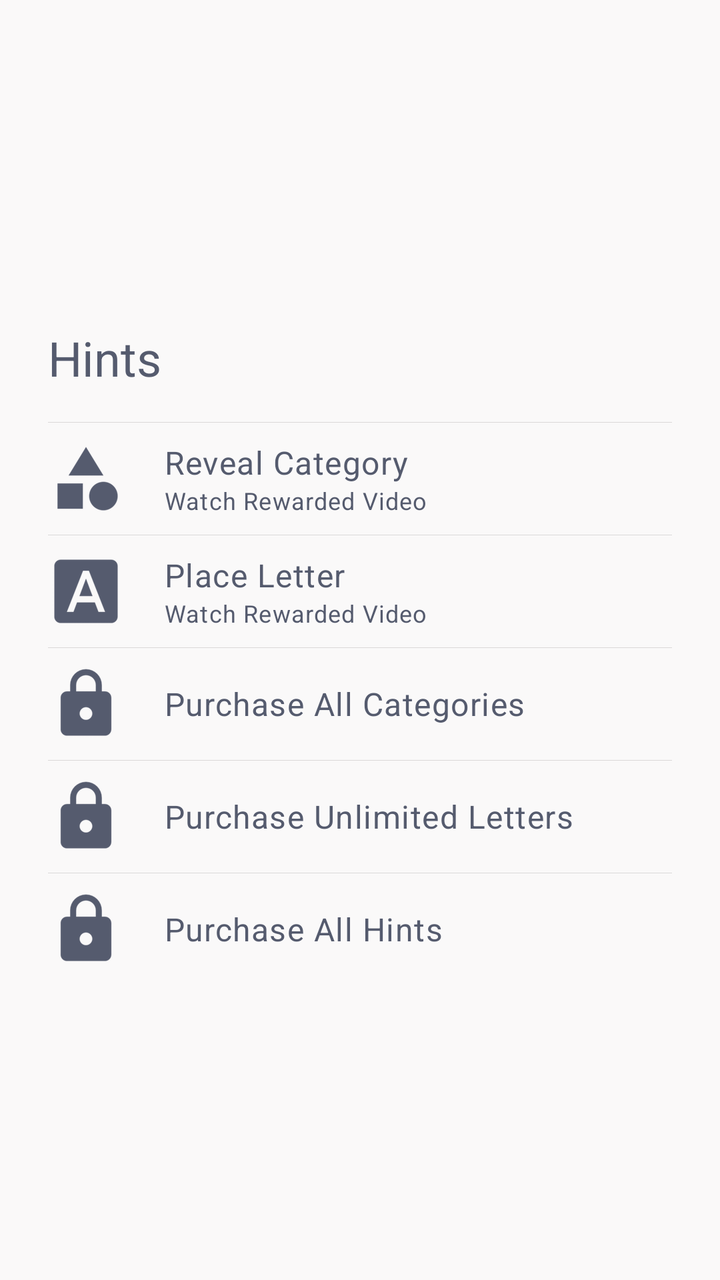
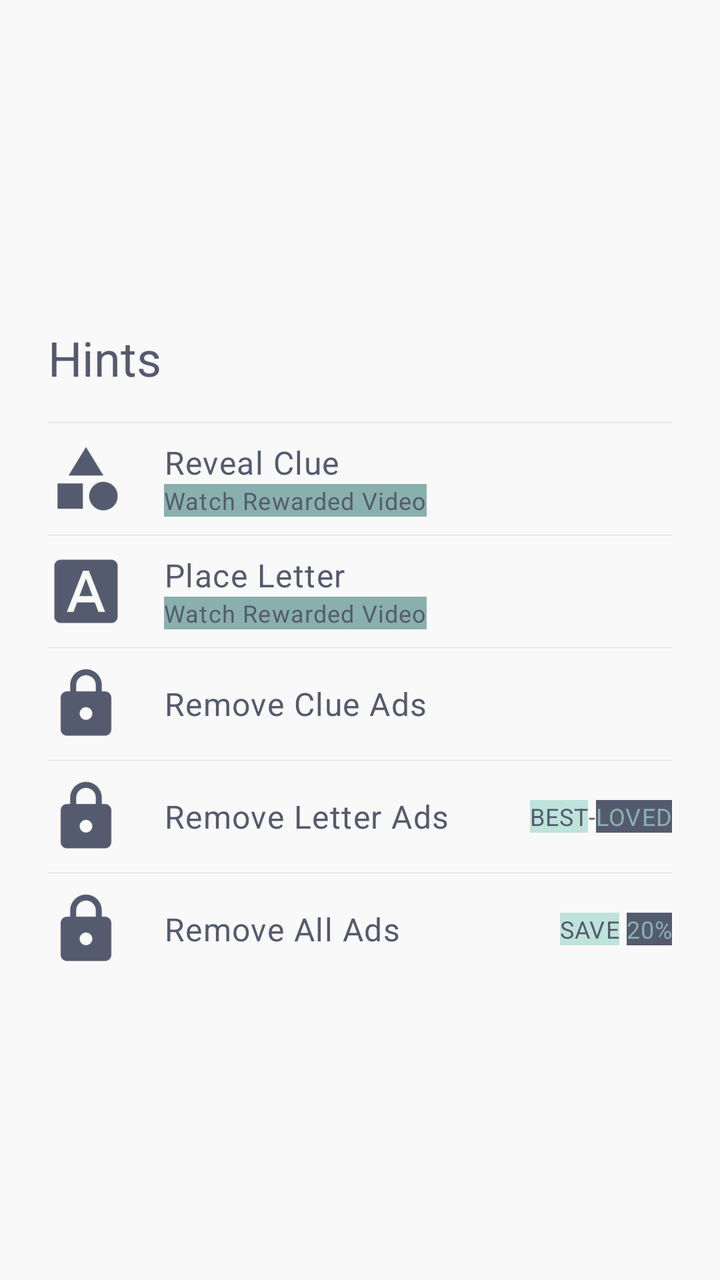

Screens rendered from an Android XML layout before and after an edit, with the pre-edit source and the edit as a unified diff.
<!-- AndroidManifest.xml: application theme Theme.OC -->
<!-- res/layout/hints_fragment.xml -->
<?xml version="1.0" encoding="utf-8"?>
<androidx.appcompat.widget.LinearLayoutCompat xmlns:android="http://schemas.android.com/apk/res/android"
    xmlns:app="http://schemas.android.com/apk/res-auto"
    xmlns:tools="http://schemas.android.com/tools"
    android:layout_width="match_parent"
    android:layout_height="wrap_content"
    android:gravity="center"
    android:orientation="vertical"
    android:paddingVertical="@dimen/default_large_margin"
    app:divider="@drawable/divider"
    app:dividerPadding="@dimen/simple_dialog_left_margin"
    app:showDividers="middle">

    <androidx.appcompat.widget.LinearLayoutCompat
        android:id="@+id/hints_dialog_title"
        android:layout_width="match_parent"
        android:layout_height="@dimen/simple_dialog_header_height"
        android:orientation="horizontal">

        <androidx.appcompat.widget.AppCompatTextView
            android:layout_width="wrap_content"
            android:layout_height="wrap_content"
            android:layout_gravity="center_vertical"
            android:layout_marginStart="@dimen/simple_dialog_left_margin"
            android:text="@string/hints"
            android:textAppearance="@style/TextAppearance.OC.Headline5" />
    </androidx.appcompat.widget.LinearLayoutCompat>

    <androidx.appcompat.widget.LinearLayoutCompat
        android:id="@+id/category_reveal_button"
        android:layout_width="match_parent"
        android:layout_height="@dimen/simple_dialog_item_height"
        android:background="?android:attr/selectableItemBackground"
        android:clickable="true"
        android:focusable="true"
        android:orientation="horizontal">

        <androidx.appcompat.widget.AppCompatImageView
            android:layout_width="wrap_content"
            android:layout_height="wrap_content"
            android:layout_gravity="center_vertical"
            android:layout_marginStart="@dimen/simple_dialog_left_margin"
            android:layout_marginEnd="@dimen/simple_dialog_divider_margin"
            android:contentDescription="@string/rewarded_reveal_category"
            android:src="@drawable/category_icon"
            app:tint="@color/colorOnPrimary"
            tools:ignore="RtlSymmetry" />

        <ViewFlipper
            android:id="@+id/reveal_category_flipper"
            android:layout_width="match_parent"
            android:layout_height="match_parent"
            android:inAnimation="@android:anim/slide_in_left"
            android:outAnimation="@android:anim/slide_out_right">
            <include
                android:id="@+id/reveal_category_hidden"
                layout="@layout/hint_available"
                android:layout_width="match_parent"
                android:layout_height="match_parent" />
            <include
                android:id="@+id/reveal_category_shown"
                layout="@layout/hint_revealed"
                android:layout_width="match_parent"
                android:layout_height="match_parent" />
        </ViewFlipper>

    </androidx.appcompat.widget.LinearLayoutCompat>

    <androidx.appcompat.widget.LinearLayoutCompat
        android:id="@+id/letter_place_button"
        android:layout_width="match_parent"
        android:layout_height="@dimen/simple_dialog_item_height"
        android:background="?android:attr/selectableItemBackground"
        android:clickable="true"
        android:focusable="true"
        android:orientation="horizontal">

        <androidx.appcompat.widget.AppCompatImageView
            android:layout_width="wrap_content"
            android:layout_height="wrap_content"
            android:layout_gravity="center_vertical"
            android:layout_marginStart="@dimen/simple_dialog_left_margin"
            android:layout_marginEnd="@dimen/simple_dialog_divider_margin"
            android:contentDescription="@string/rewarded_place_letter"
            android:src="@drawable/letter_icon"
            app:tint="@color/colorOnPrimary"
            tools:ignore="RtlSymmetry" />

        <androidx.appcompat.widget.LinearLayoutCompat
            android:layout_width="match_parent"
            android:layout_height="match_parent"
            android:gravity="center_vertical"
            android:orientation="vertical">

            <androidx.appcompat.widget.AppCompatTextView
                android:layout_width="wrap_content"
                android:layout_height="wrap_content"
                android:layout_gravity="center_vertical"
                android:text="@string/rewarded_place_letter"
                android:textAppearance="@style/TextAppearance.OC.Body1" />

            <androidx.appcompat.widget.AppCompatTextView
                android:layout_width="wrap_content"
                android:layout_height="wrap_content"
                android:layout_gravity="center_vertical"
                android:text="@string/watch_rewarded_video"
                android:textAppearance="@style/TextAppearance.OC.Caption" />
        </androidx.appcompat.widget.LinearLayoutCompat>
    </androidx.appcompat.widget.LinearLayoutCompat>

    <androidx.appcompat.widget.LinearLayoutCompat
        android:id="@+id/all_categories_button"
        android:layout_width="match_parent"
        android:layout_height="@dimen/simple_dialog_item_height"
        android:background="?android:attr/selectableItemBackground"
        android:clickable="true"
        android:focusable="true"
        android:orientation="horizontal">

        <androidx.appcompat.widget.AppCompatImageView
            android:layout_width="wrap_content"
            android:layout_height="wrap_content"
            android:layout_gravity="center_vertical"
            android:layout_marginStart="@dimen/simple_dialog_left_margin"
            android:layout_marginEnd="@dimen/simple_dialog_divider_margin"
            android:contentDescription="@string/iap_unlock_categories"
            android:src="@drawable/lock_icon"
            app:tint="@color/colorOnPrimary"
            tools:ignore="RtlSymmetry" />

        <androidx.appcompat.widget.LinearLayoutCompat
            android:layout_width="match_parent"
            android:layout_height="match_parent"
            android:gravity="center_vertical"
            android:orientation="vertical">

            <androidx.appcompat.widget.AppCompatTextView
                android:layout_width="wrap_content"
                android:layout_height="wrap_content"
                android:layout_gravity="center_vertical"
                android:text="@string/iap_unlock_categories"
                android:textAppearance="@style/TextAppearance.OC.Body1" />
        </androidx.appcompat.widget.LinearLayoutCompat>
    </androidx.appcompat.widget.LinearLayoutCompat>

    <androidx.appcompat.widget.LinearLayoutCompat
        android:id="@+id/all_letters_button"
        android:layout_width="match_parent"
        android:layout_height="@dimen/simple_dialog_item_height"
        android:background="?android:attr/selectableItemBackground"
        android:clickable="true"
        android:focusable="true"
        android:orientation="horizontal">

        <androidx.appcompat.widget.AppCompatImageView
            android:layout_width="wrap_content"
            android:layout_height="wrap_content"
            android:layout_gravity="center_vertical"
            android:layout_marginStart="@dimen/simple_dialog_left_margin"
            android:layout_marginEnd="@dimen/simple_dialog_divider_margin"
            android:contentDescription="@string/iap_unlock_letters"
            android:src="@drawable/lock_icon"
            app:tint="@color/colorOnPrimary"
            tools:ignore="RtlSymmetry" />

        <androidx.appcompat.widget.LinearLayoutCompat
            android:layout_width="match_parent"
            android:layout_height="match_parent"
            android:gravity="center_vertical"
            android:orientation="vertical">

            <androidx.appcompat.widget.AppCompatTextView
                android:layout_width="wrap_content"
                android:layout_height="wrap_content"
                android:layout_gravity="center_vertical"
                android:text="@string/iap_unlock_letters"
                android:textAppearance="@style/TextAppearance.OC.Body1" />
        </androidx.appcompat.widget.LinearLayoutCompat>
    </androidx.appcompat.widget.LinearLayoutCompat>

    <androidx.appcompat.widget.LinearLayoutCompat
        android:id="@+id/unlock_all_hints_button"
        android:layout_width="match_parent"
        android:layout_height="@dimen/simple_dialog_item_height"
        android:background="?android:attr/selectableItemBackground"
        android:clickable="true"
        android:focusable="true"
        android:orientation="horizontal">

        <androidx.appcompat.widget.AppCompatImageView
            android:layout_width="wrap_content"
            android:layout_height="wrap_content"
            android:layout_gravity="center_vertical"
            android:layout_marginStart="@dimen/simple_dialog_left_margin"
            android:layout_marginEnd="@dimen/simple_dialog_divider_margin"
            android:contentDescription="@string/iap_unlock_hints"
            android:src="@drawable/lock_icon"
            app:tint="@color/colorOnPrimary"
            tools:ignore="RtlSymmetry" />

        <androidx.appcompat.widget.LinearLayoutCompat
            android:layout_width="match_parent"
            android:layout_height="match_parent"
            android:gravity="center_vertical"
            android:orientation="vertical">

            <androidx.appcompat.widget.AppCompatTextView
                android:layout_width="wrap_content"
                android:layout_height="wrap_content"
                android:layout_gravity="center_vertical"
                android:text="@string/iap_unlock_hints"
                android:textAppearance="@style/TextAppearance.OC.Body1" />

        </androidx.appcompat.widget.LinearLayoutCompat>
    </androidx.appcompat.widget.LinearLayoutCompat>

</androidx.appcompat.widget.LinearLayoutCompat>
<!-- res/layout/hint_available.xml (included above) -->
<?xml version="1.0" encoding="utf-8"?>
<androidx.appcompat.widget.LinearLayoutCompat xmlns:android="http://schemas.android.com/apk/res/android"
    android:layout_width="match_parent"
    android:layout_height="match_parent"
    android:gravity="center_vertical"
    android:orientation="vertical">

    <androidx.appcompat.widget.AppCompatTextView
        android:layout_width="wrap_content"
        android:layout_height="wrap_content"
        android:layout_gravity="center_vertical"
        android:text="@string/rewarded_reveal_category"
        android:textAppearance="@style/TextAppearance.OC.Body1" />

    <androidx.appcompat.widget.AppCompatTextView
        android:layout_width="wrap_content"
        android:layout_height="wrap_content"
        android:layout_gravity="center_vertical"
        android:text="@string/watch_rewarded_video"
        android:textAppearance="@style/TextAppearance.OC.Caption" />
</androidx.appcompat.widget.LinearLayoutCompat>
<!-- res/layout/hint_revealed.xml (included above) -->
<?xml version="1.0" encoding="utf-8"?>
<androidx.appcompat.widget.LinearLayoutCompat xmlns:android="http://schemas.android.com/apk/res/android"
    android:layout_width="match_parent"
    android:layout_height="match_parent"
    android:gravity="center_vertical"
    android:orientation="vertical">

    <androidx.appcompat.widget.AppCompatTextView
        android:id="@+id/hint_revealed_textview"
        android:layout_width="match_parent"
        android:layout_height="wrap_content"
        android:layout_gravity="center_vertical"
        android:text="@string/rewarded_reveal_category"
        android:textColor="@color/letterRewardedColor"
        android:textAppearance="@style/TextAppearance.OC.Body1" />

</androidx.appcompat.widget.LinearLayoutCompat>
<!-- resources referenced by this layout -->
<resources>
  <color name="colorOnPrimary">#555b6e</color>
  <color name="letterRewardedColor">#FFC107</color>
  <dimen name="default_large_margin">16dp</dimen>
  <dimen name="simple_dialog_divider_margin">20dp</dimen>
  <dimen name="simple_dialog_header_height">64dp</dimen>
  <dimen name="simple_dialog_item_height">56dp</dimen>
  <dimen name="simple_dialog_left_margin">24dp</dimen>
  <!-- drawable divider (drawable) -->
  <?xml version="1.0" encoding="utf-8"?>
  <shape xmlns:android="http://schemas.android.com/apk/res/android" >
      <size android:height=".1dp"/>
      <solid android:color="@color/itemDividerColor"/>
  </shape>
  <string name="hints">Hints</string>
  <string name="iap_unlock_categories">Purchase All Categories</string>
  <string name="iap_unlock_hints">Purchase All Hints</string>
  <string name="iap_unlock_letters">Purchase Unlimited Letters</string>
  <string name="rewarded_place_letter">Place Letter</string>
  <string name="rewarded_reveal_category">Reveal Category</string>
  <string name="watch_rewarded_video">Watch Rewarded Video</string>
  <style name="TextAppearance.OC.Body1" parent="TextAppearance.MaterialComponents.Body1">
          <item name="fontFamily">@font/yantramanav_medium</item>
          <item name="android:textColor">@color/colorOnPrimary</item>
      </style>
  <style name="TextAppearance.OC.Caption" parent="TextAppearance.MaterialComponents.Caption">
          <item name="fontFamily">@font/yantramanav_medium</item>
          <item name="android:textColor">@color/colorSecondaryVariant</item>
      </style>
  <style name="TextAppearance.OC.Headline5" parent="TextAppearance.MaterialComponents.Headline5">
          <item name="fontFamily">@font/yantramanav_bold</item>
          <item name="android:textColor">@color/colorOnPrimary</item>
      </style>
  <color name="itemDividerColor">#DAD8D8</color>
  <color name="colorSecondaryVariant">#555b6e</color>
  <color name="colorPrimary">#89b0ae</color>
  <color name="colorPrimaryVariant">#89b0ae</color>
  <color name="colorSecondary">#bee3db</color>
  <color name="colorOnSecondary">#89b0ae</color>
  <color name="colorBackground">#faf9f9</color>
  <color name="colorOnBackground">#89b0ae</color>
  <color name="colorSurface">#faf9f9</color>
  <color name="colorOnSurface">#89b0ae</color>
  <color name="colorError">#EE3502</color>
  <color name="colorOnError">#faf9f9</color>
  <color name="navigationBarColor">#80797D88</color>
  <style name="ThemeOverlay.App.MaterialAlertDialog" parent="ThemeOverlay.MaterialComponents.MaterialAlertDialog">
          <item name="colorPrimary">@color/colorOnPrimary</item>
          <item name="colorSecondary">@color/colorSecondary</item>
          <item name="colorSurface">@color/colorSurface</item>
          <item name="colorOnSurface">@color/colorOnPrimary</item>
          <item name="android:backgroundTint">@color/colorSurface</item>
          <item name="titleTextColor">@color/colorSurface</item>
      </style>
  <style name="HehBottomSheetDialogTheme" parent="@style/ThemeOverlay.MaterialComponents.BottomSheetDialog">
          <item name="bottomSheetStyle">@style/HehCustomBottomSheet</item>
      </style>
  <style name="HehCustomBottomSheet" parent="Widget.MaterialComponents.BottomSheet">
          <item name="shapeAppearanceOverlay">@style/CustomShapeAppearanceBottomSheetDialog</item>
      </style>
  <style name="CustomShapeAppearanceBottomSheetDialog">
          <item name="cornerFamily">rounded</item>
          <item name="cornerSizeTopRight">@dimen/default_large_margin</item>
          <item name="cornerSizeTopLeft">@dimen/default_large_margin</item>
          <item name="android:layout_margin">@dimen/default_large_margin</item>
          <item name="cornerSizeBottomRight">0dp</item>
          <item name="cornerSizeBottomLeft">0dp</item>
      </style>
  <!-- unchanged entries left out for length: 5 -->
</resources>

<!-- the commit's change to res/layout/hints_fragment.xml (unified diff, before → after) -->
@@ -41,7 +41,7 @@
             android:layout_gravity="center_vertical"
             android:layout_marginStart="@dimen/simple_dialog_left_margin"
             android:layout_marginEnd="@dimen/simple_dialog_divider_margin"
-            android:contentDescription="@string/rewarded_reveal_category"
+            android:contentDescription="@string/rewarded_reveal_clue"
             android:src="@drawable/category_icon"
             app:tint="@color/colorOnPrimary"
             tools:ignore="RtlSymmetry" />
@@ -52,11 +52,13 @@
             android:layout_height="match_parent"
             android:inAnimation="@android:anim/slide_in_left"
             android:outAnimation="@android:anim/slide_out_right">
+
             <include
                 android:id="@+id/reveal_category_hidden"
                 layout="@layout/hint_available"
                 android:layout_width="match_parent"
                 android:layout_height="match_parent" />
+
             <include
                 android:id="@+id/reveal_category_shown"
                 layout="@layout/hint_revealed"
@@ -104,6 +106,9 @@
                 android:layout_height="wrap_content"
                 android:layout_gravity="center_vertical"
                 android:text="@string/watch_rewarded_video"
+                android:paddingHorizontal="@dimen/_3sdp"
+                android:background="@color/colorPrimary"
+                android:textColor="@color/colorOnPrimary"
                 android:textAppearance="@style/TextAppearance.OC.Caption" />
         </androidx.appcompat.widget.LinearLayoutCompat>
     </androidx.appcompat.widget.LinearLayoutCompat>
@@ -123,7 +128,7 @@
             android:layout_gravity="center_vertical"
             android:layout_marginStart="@dimen/simple_dialog_left_margin"
             android:layout_marginEnd="@dimen/simple_dialog_divider_margin"
-            android:contentDescription="@string/iap_unlock_categories"
+            android:contentDescription="@string/iap_remove_clue_ads"
             android:src="@drawable/lock_icon"
             app:tint="@color/colorOnPrimary"
             tools:ignore="RtlSymmetry" />
@@ -138,7 +143,7 @@
                 android:layout_width="wrap_content"
                 android:layout_height="wrap_content"
                 android:layout_gravity="center_vertical"
-                android:text="@string/iap_unlock_categories"
+                android:text="@string/iap_remove_clue_ads"
                 android:textAppearance="@style/TextAppearance.OC.Body1" />
         </androidx.appcompat.widget.LinearLayoutCompat>
     </androidx.appcompat.widget.LinearLayoutCompat>
@@ -158,7 +163,7 @@
             android:layout_gravity="center_vertical"
             android:layout_marginStart="@dimen/simple_dialog_left_margin"
             android:layout_marginEnd="@dimen/simple_dialog_divider_margin"
-            android:contentDescription="@string/iap_unlock_letters"
+            android:contentDescription="@string/iap_remove_letter_ads"
             android:src="@drawable/lock_icon"
             app:tint="@color/colorOnPrimary"
             tools:ignore="RtlSymmetry" />
@@ -167,14 +172,51 @@
             android:layout_width="match_parent"
             android:layout_height="match_parent"
             android:gravity="center_vertical"
-            android:orientation="vertical">
-
-            <androidx.appcompat.widget.AppCompatTextView
-                android:layout_width="wrap_content"
-                android:layout_height="wrap_content"
-                android:layout_gravity="center_vertical"
-                android:text="@string/iap_unlock_letters"
+            android:orientation="horizontal"
+            android:weightSum="2">
+
+            <androidx.appcompat.widget.AppCompatTextView
+                android:layout_width="wrap_content"
+                android:layout_height="wrap_content"
+                android:layout_gravity="center_vertical"
+                android:layout_weight="1"
+                android:text="@string/iap_remove_letter_ads"
                 android:textAppearance="@style/TextAppearance.OC.Body1" />
+
+            <androidx.appcompat.widget.LinearLayoutCompat
+                android:layout_width="wrap_content"
+                android:layout_height="wrap_content"
+                android:layout_weight="1"
+                android:gravity="end"
+                android:layout_marginRight="@dimen/simple_dialog_left_margin"
+                android:orientation="horizontal">
+
+                <androidx.appcompat.widget.AppCompatTextView
+                    android:layout_width="wrap_content"
+                    android:layout_height="wrap_content"
+                    android:padding="@dimen/_3sdp"
+                    android:layout_gravity="center_vertical"
+                    android:background="@color/colorSecondary"
+                    android:textColor="@color/colorOnPrimary"
+                    android:text="BEST"
+                    android:textAppearance="@style/TextAppearance.OC.Caption" />
+                <androidx.appcompat.widget.AppCompatTextView
+                    android:layout_width="wrap_content"
+                    android:layout_height="wrap_content"
+                    android:layout_gravity="center_vertical"
+                    android:text="-"
+                    android:textAppearance="@style/TextAppearance.OC.Caption" />
+                <androidx.appcompat.widget.AppCompatTextView
+                    android:layout_width="wrap_content"
+                    android:layout_height="wrap_content"
+                    android:padding="@dimen/_3sdp"
+                    android:layout_gravity="center_vertical"
+                    android:background="@color/colorOnPrimary"
+                    android:textColor="@color/colorPrimary"
+                    android:text="LOVED"
+                    android:textAppearance="@style/TextAppearance.OC.Caption" />
+
+            </androidx.appcompat.widget.LinearLayoutCompat>
         </androidx.appcompat.widget.LinearLayoutCompat>
     </androidx.appcompat.widget.LinearLayoutCompat>
 
@@ -193,7 +235,7 @@
             android:layout_gravity="center_vertical"
             android:layout_marginStart="@dimen/simple_dialog_left_margin"
             android:layout_marginEnd="@dimen/simple_dialog_divider_margin"
-            android:contentDescription="@string/iap_unlock_hints"
+            android:contentDescription="@string/iap_remove_all_ads"
             android:src="@drawable/lock_icon"
             app:tint="@color/colorOnPrimary"
             tools:ignore="RtlSymmetry" />
@@ -202,15 +244,51 @@
             android:layout_width="match_parent"
             android:layout_height="match_parent"
             android:gravity="center_vertical"
-            android:orientation="vertical">
-
-            <androidx.appcompat.widget.AppCompatTextView
-                android:layout_width="wrap_content"
-                android:layout_height="wrap_content"
-                android:layout_gravity="center_vertical"
-                android:text="@string/iap_unlock_hints"
+            android:layout_marginRight="@dimen/simple_dialog_left_margin"
+            android:orientation="horizontal"
+            android:weightSum="2">
+
+            <androidx.appcompat.widget.AppCompatTextView
+                android:layout_width="wrap_content"
+                android:layout_height="wrap_content"
+                android:layout_gravity="center_vertical"
+                android:layout_weight="1"
+                android:text="@string/iap_remove_all_ads"
                 android:textAppearance="@style/TextAppearance.OC.Body1" />
 
+            <androidx.appcompat.widget.LinearLayoutCompat
+                android:layout_width="wrap_content"
+                android:layout_height="wrap_content"
+                android:layout_weight="1"
+                android:gravity="end"
+                android:orientation="horizontal">
+
+                <androidx.appcompat.widget.AppCompatTextView
+                    android:layout_width="wrap_content"
+                    android:layout_height="wrap_content"
+                    android:padding="@dimen/_3sdp"
+                    android:layout_gravity="center_vertical"
+                    android:background="@color/colorSecondary"
+                    android:textColor="@color/colorOnPrimary"
+                    android:text="SAVE"
+                    android:textAppearance="@style/TextAppearance.OC.Caption" />
+                <androidx.appcompat.widget.AppCompatTextView
+                    android:layout_width="wrap_content"
+                    android:layout_height="wrap_content"
+                    android:layout_gravity="center_vertical"
+                    android:text=" "
+                    android:textAppearance="@style/TextAppearance.OC.Caption" />
+                <androidx.appcompat.widget.AppCompatTextView
+                    android:layout_width="wrap_content"
+                    android:layout_height="wrap_content"
+                    android:padding="@dimen/_3sdp"
+                    android:layout_gravity="center_vertical"
+                    android:background="@color/colorOnPrimary"
+                    android:textColor="@color/colorPrimary"
+                    android:text="20%"
+                    android:textAppearance="@style/TextAppearance.OC.Caption" />
+
+            </androidx.appcompat.widget.LinearLayoutCompat>
         </androidx.appcompat.widget.LinearLayoutCompat>
     </androidx.appcompat.widget.LinearLayoutCompat>
 
@@ -227,7 +305,7 @@
         android:layout_width="wrap_content"
         android:layout_height="wrap_content"
         android:layout_gravity="center_vertical"
-        android:text="@string/rewarded_reveal_category"
+        android:text="@string/rewarded_reveal_clue"
         android:textAppearance="@style/TextAppearance.OC.Body1" />
 
     <androidx.appcompat.widget.AppCompatTextView
@@ -235,6 +313,9 @@
         android:layout_height="wrap_content"
         android:layout_gravity="center_vertical"
         android:text="@string/watch_rewarded_video"
+        android:paddingHorizontal="@dimen/_3sdp"
+        android:background="@color/colorPrimary"
+        android:textColor="@color/colorOnPrimary"
         android:textAppearance="@style/TextAppearance.OC.Caption" />
 </androidx.appcompat.widget.LinearLayoutCompat>
 <!-- res/layout/hint_revealed.xml (included above) -->
@@ -250,7 +331,7 @@
         android:layout_width="match_parent"
         android:layout_height="wrap_content"
         android:layout_gravity="center_vertical"
-        android:text="@string/rewarded_reveal_category"
+        android:text="@string/rewarded_reveal_clue"
         android:textColor="@color/letterRewardedColor"
         android:textAppearance="@style/TextAppearance.OC.Body1" />
 
<!-- resource entries referenced after the edit -->
@@ -14,11 +14,11 @@
       <solid android:color="@color/itemDividerColor"/>
   </shape>
   <string name="hints">Hints</string>
-  <string name="iap_unlock_categories">Purchase All Categories</string>
-  <string name="iap_unlock_hints">Purchase All Hints</string>
-  <string name="iap_unlock_letters">Purchase Unlimited Letters</string>
+  <string name="iap_remove_all_ads">Remove All Ads</string>
+  <string name="iap_remove_clue_ads">Remove Clue Ads</string>
+  <string name="iap_remove_letter_ads">Remove Letter Ads</string>
   <string name="rewarded_place_letter">Place Letter</string>
-  <string name="rewarded_reveal_category">Reveal Category</string>
+  <string name="rewarded_reveal_clue">Reveal Clue</string>
   <string name="watch_rewarded_video">Watch Rewarded Video</string>
   <style name="TextAppearance.OC.Body1" parent="TextAppearance.MaterialComponents.Body1">
           <item name="fontFamily">@font/yantramanav_medium</item>
